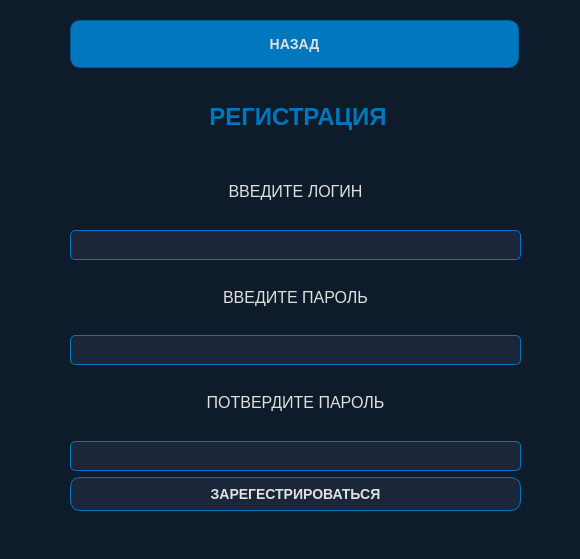
The window that src/register/register.ui (maks2134/RepetitorPlatform) describes before a commit, drawn with Qt 5.
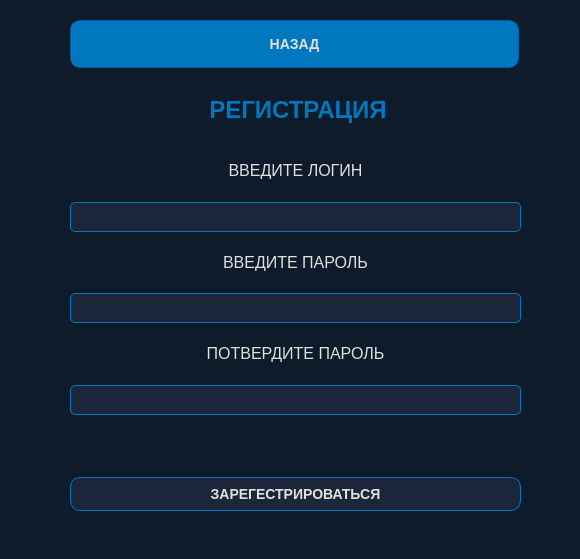
The same window after the commit.

Diff of the .ui file:
```diff
--- a/src/register/register.ui
+++ b/src/register/register.ui
@@ -141,6 +141,13 @@
     <item>
      <widget class="QLineEdit" name="lineEdit_3"/>
     </item>
+    <item>
+     <widget class="QLabel" name="label_5">
+      <property name="text">
+       <string/>
+      </property>
+     </widget>
+    </item>
     <item>
      <widget class="QPushButton" name="pushButton_2">
       <property name="text">
```
